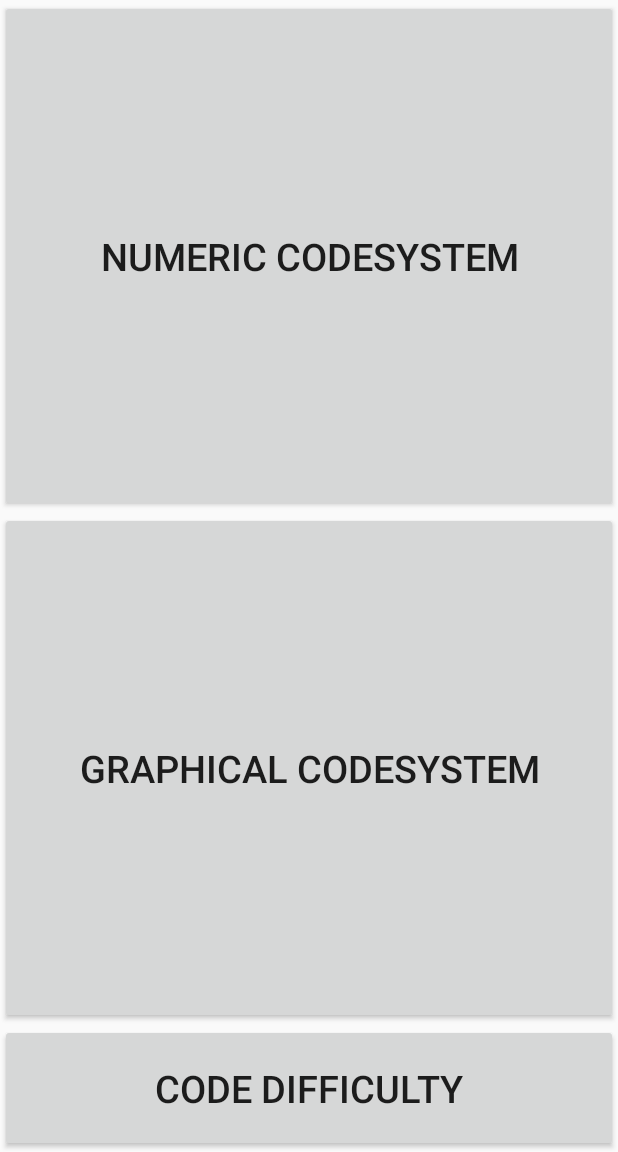
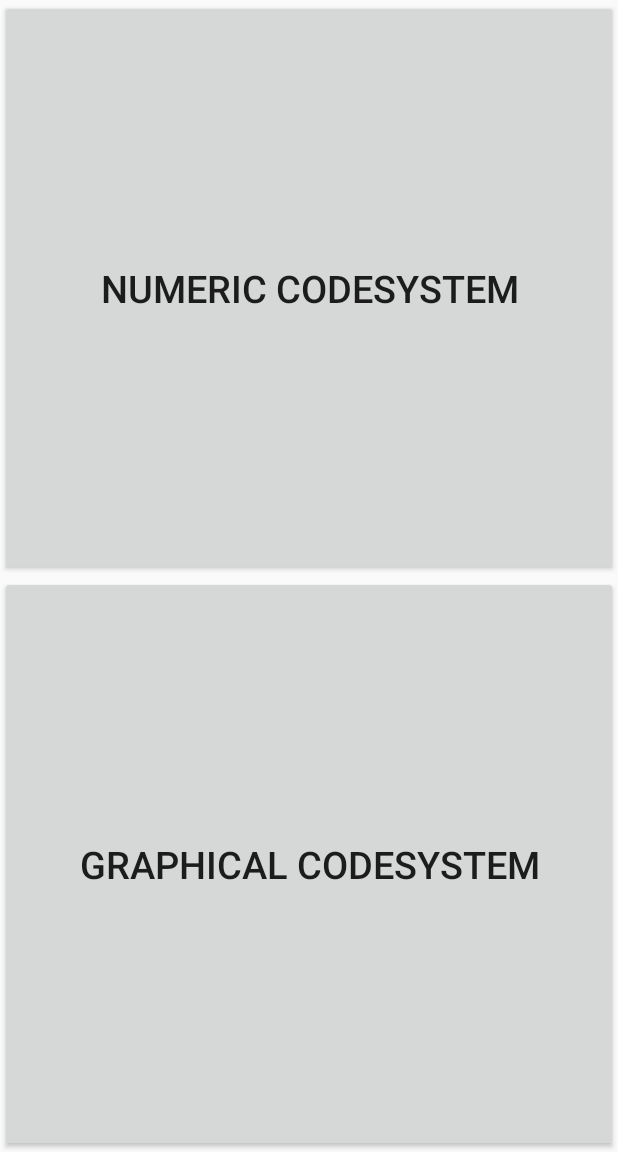
Before and after one commit to tasger22/Android-Dynamic-Layout, an Android app: the screen it shows after launch (MainActivity), on a phone screen of 412 x 824 dp, the part 84-1236 px from its top. Run offline under Robolectric (Android 15) with nearby library versions, the phone set to English and light mode, and no system bars.

Commit message:
App using settings normally, MainActivity difficulty button removed

```diff
--- a/app/src/main/java/hu/bme/iit/dynamiclayout_prototype/GraphicCodeActivity.java
+++ b/app/src/main/java/hu/bme/iit/dynamiclayout_prototype/GraphicCodeActivity.java
@@ -29,7 +29,8 @@ public class GraphicCodeActivity extends CodeActivityBase {
 
         TextView codeView = (TextView) findViewById(R.id.randomCodeText);
 
-        setCodeToRandom();
+        if(!isCodeUserCode())  setCodeToRandom();
+        else setCodeToUserCode();
         codeView.setText(getCode());
 
         buttonSetup();
@@ -157,6 +158,8 @@ public class GraphicCodeActivity extends CodeActivityBase {
                         Toast.makeText(getApplicationContext(), getString(R.string.code_accepted_test_mode,getInitialTries() - getTries(),getInitialTries()),Toast.LENGTH_SHORT).show();
                     else
                         compileResults();
+
+                    if(getCurrentDifficulty() == CodeResolveDifficulty.HARD)    buttonSetup();
                 }
             }
 
@@ -173,6 +176,7 @@ public class GraphicCodeActivity extends CodeActivityBase {
                     Toast.makeText(getApplicationContext(), R.string.code_accepted,Toast.LENGTH_SHORT).show();
                     codeInput = "";
                     setTries(getInitialTries());
+                    if(getCurrentDifficulty() == CodeResolveDifficulty.HARD)    buttonSetup();
                 }
             }
 
--- a/app/src/main/java/hu/bme/iit/dynamiclayout_prototype/MainActivity.java
+++ b/app/src/main/java/hu/bme/iit/dynamiclayout_prototype/MainActivity.java
@@ -2,8 +2,6 @@ package hu.bme.iit.dynamiclayout_prototype;
 
 import android.app.AlertDialog;
 
-import android.app.FragmentManager;
-import android.app.FragmentTransaction;
 import android.content.DialogInterface;
 import android.content.Intent;
 import android.content.SharedPreferences;
@@ -16,12 +14,10 @@ import android.view.MenuItem;
 import android.view.View;
 import android.widget.Button;
 
-import java.util.Set;
-
 public class MainActivity extends AppCompatActivity implements DifficultyDialogFragment.DifficultyPickedListener {
 
     private CodeResolveDifficulty currentDifficulty = CodeResolveDifficulty.EASY;
-    private boolean istestMode, isCodeRandomized;
+    private boolean istestMode, isCodeUserCode;
     private String userCode;
 
     public enum CodeResolveDifficulty{ //Enumeration to indicate the toughness of the code resolution
@@ -48,7 +44,6 @@ public class MainActivity extends AppCompatActivity implements DifficultyDialogF
 
         final Button numericButton = (Button) findViewById(R.id.numericButton);
         final Button graphicButton = (Button) findViewById(R.id.graphicButton);
-        Button difficultyButton = (Button) findViewById(R.id.difficultyButton);
 
         View.OnClickListener activityStarterListener = new View.OnClickListener() { //OnClickListener to unify the listeners of the two activity start buttons to reduce repetition
             @Override
@@ -62,7 +57,7 @@ public class MainActivity extends AppCompatActivity implements DifficultyDialogF
 
                 activityIntent.putExtra(getString(R.string.diff_key), currentDifficulty);
                 activityIntent.putExtra(getString(R.string.test_mode_key), istestMode); //Test mode is default off
-                activityIntent.putExtra(getString(R.string.randomized_code_key), isCodeRandomized);
+                activityIntent.putExtra(getString(R.string.randomized_code_key), isCodeUserCode);
                 activityIntent.putExtra(getString(R.string.user_code_key),userCode);
                 if(istestMode){
 
@@ -93,19 +88,6 @@ public class MainActivity extends AppCompatActivity implements DifficultyDialogF
         numericButton.setOnClickListener(activityStarterListener);
         graphicButton.setOnClickListener(activityStarterListener);
 
-        difficultyButton.setOnClickListener(new View.OnClickListener() {
-            @Override
-            public void onClick(View view) {
-                Bundle b = new Bundle();
-
-                b.putInt(getString(R.string.postition_key),currentDifficulty.ordinal());
-
-                DifficultyDialogFragment difficultyDialogFragment = new DifficultyDialogFragment();
-                difficultyDialogFragment.setArguments(b);
-
-                difficultyDialogFragment.show(getSupportFragmentManager(), DifficultyDialogFragment.TAG);
-            }
-        });
     }
 
     @Override
@@ -157,7 +139,7 @@ public class MainActivity extends AppCompatActivity implements DifficultyDialogF
 
         istestMode = settings.getBoolean(SettingsActivity.KEY_PREF_TESTMODE,false);
         currentDifficulty = getCodeResolveDifficultyFromString(settings.getString(SettingsActivity.KEY_PREF_DIFFICULTY,"EASY"));
-        isCodeRandomized = settings.getBoolean(SettingsActivity.KEY_PREF_RANDOMCODE,true);
+        isCodeUserCode = settings.getBoolean(SettingsActivity.KEY_PREF_USERCODE,false);
         userCode = settings.getString(SettingsActivity.KEY_PREF_CODEINPUT,"0000");
         while(userCode.length() < 4)
             userCode = "0" + userCode;
--- a/app/src/main/java/hu/bme/iit/dynamiclayout_prototype/NumericCodeActivity.java
+++ b/app/src/main/java/hu/bme/iit/dynamiclayout_prototype/NumericCodeActivity.java
@@ -49,7 +49,8 @@ public class NumericCodeActivity extends CodeActivityBase {
             }
         });
 
-        setCodeToRandom();
+        if(!isCodeUserCode())  setCodeToRandom();
+        else setCodeToUserCode();
         codeView.setText(getCode());
 
         if(getCurrentDifficulty() != CodeResolveDifficulty.EASY)
@@ -94,6 +95,7 @@ public class NumericCodeActivity extends CodeActivityBase {
                     if(getTries() > 0)
                         Toast.makeText(getApplicationContext(), getString(R.string.code_accepted_test_mode,getInitialTries() - getTries(),getInitialTries()),Toast.LENGTH_SHORT).show();
                     passwordLine.setText("");
+                    if(getCurrentDifficulty() == CodeResolveDifficulty.HARD) randomizeButtons();
                 }
                 else{
                     Toast.makeText(getApplicationContext(),getString(R.string.code_incorrect_test_mode),Toast.LENGTH_LONG).show();
@@ -111,7 +113,7 @@ public class NumericCodeActivity extends CodeActivityBase {
                 if(getCode().equals(input)){
                     Toast.makeText(getApplicationContext(), R.string.code_accepted,Toast.LENGTH_SHORT).show();
                     setTries(getInitialTries());
-                    return;
+                    if(getCurrentDifficulty() == CodeResolveDifficulty.HARD) randomizeButtons();
                 }
 
                 else if(getTries() > 0){
--- a/app/src/main/java/hu/bme/iit/dynamiclayout_prototype/SettingsActivity.java
+++ b/app/src/main/java/hu/bme/iit/dynamiclayout_prototype/SettingsActivity.java
@@ -13,7 +13,7 @@ import android.support.annotation.Nullable;
 public class SettingsActivity extends Activity {
 
     public static final String KEY_PREF_TESTMODE = "pref_testmode";
-    public static final String KEY_PREF_RANDOMCODE = "pref_randomcode";
+    public static final String KEY_PREF_USERCODE = "pref_usercode";
     public static final String KEY_PREF_CODEINPUT = "pref_codeinput";
     public static final String KEY_PREF_DIFFICULTY = "pref_difficulty";
 
--- a/app/src/main/res/layout/activity_main.xml
+++ b/app/src/main/res/layout/activity_main.xml
@@ -3,7 +3,7 @@
     android:layout_width="match_parent"
     android:layout_height="match_parent"
     xmlns:app="http://schemas.android.com/apk/res-auto"
-    android:weightSum="9"
+    android:weightSum="8"
     android:orientation="vertical">
     <android.support.v7.widget.Toolbar
         android:id="@+id/mainToolbar"
@@ -27,10 +27,4 @@
         android:layout_height="0dp"
         android:layout_weight="4"
         android:text="Graphical codesystem" />
-    <Button
-        android:id="@+id/difficultyButton"
-        android:layout_width="fill_parent"
-        android:layout_height="0dp"
-        android:layout_weight="1"
-        android:text="Code difficulty" />
 </LinearLayout>
--- a/app/src/main/res/xml/preferences.xml
+++ b/app/src/main/res/xml/preferences.xml
@@ -7,14 +7,14 @@
         android:defaultValue="false" />
 
     <CheckBoxPreference
-        android:key="pref_randomcode"
+        android:key="pref_usercode"
         android:title="Using custom code"
         android:summary=""
         android:defaultValue="false"
         />
 
     <EditTextPreference
-        android:dependency="pref_randomcode"
+        android:dependency="pref_usercode"
         android:key="pref_codeinput"
         android:defaultValue="0000"
         android:title="Code"
```
Also changed, not shown: app/src/main/java/hu/bme/iit/dynamiclayout_prototype/CodeActivityBase.java (+11 -10 lines).
